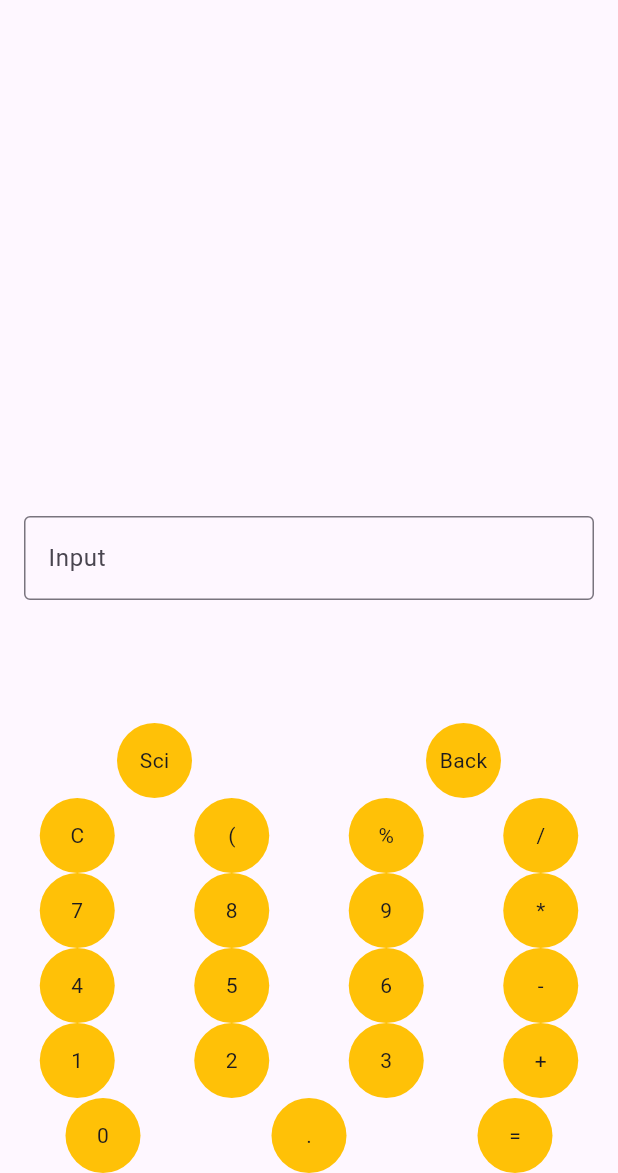
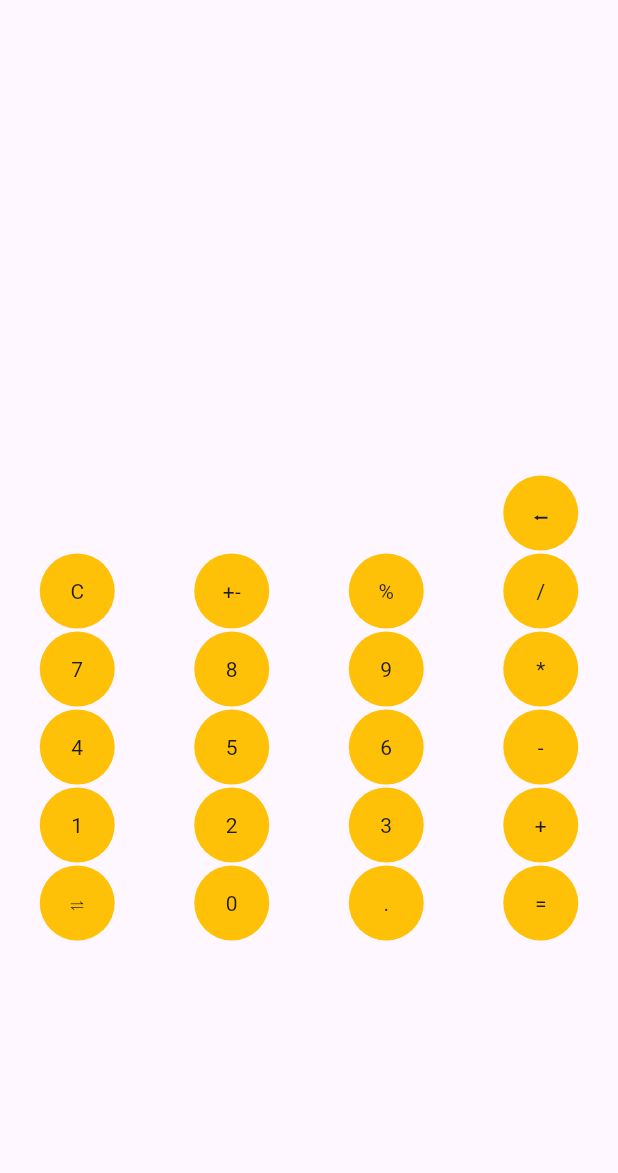
Before and after one commit to rutvik-tanti/calculator, a Flutter app: the screen it shows after launch, on a phone screen of 412 x 824 dp, the part 63-1236 px from its top. Run offline on Flutter 3.47's test engine with Material 3 defaults, Android fonts, the phone set to English and light mode, and no system bars; missing offline and left inert: dart:js_interop.

Commit message:
calculator evaluate update

```diff
--- a/lib/main.dart
+++ b/lib/main.dart
@@ -2,8 +2,17 @@ import 'dart:js_interop';
 
 import 'package:flutter/material.dart';
 
-@JS('getStringLength')
-external double getStringLength(String input);
+@JS('getAnswer')
+external double getAnswer(String input);
+
+const double size = 50;
+const double size2 = 35;
+const double pad = 2;
+bool isScientific = false;
+Widget s(double val) => SizedBox(
+      height: val,
+      width: val,
+    );
 
 void main() {
   runApp(const CalculatorApp());
@@ -26,22 +35,29 @@ class CalculatorScreen extends StatefulWidget {
   const CalculatorScreen({super.key});
 
   @override
-  _CalculatorScreenState createState() => _CalculatorScreenState();
+  CalculatorScreenState createState() => CalculatorScreenState();
 }
 
-class _CalculatorScreenState extends State<CalculatorScreen> {
+class CalculatorScreenState extends State<CalculatorScreen> {
   String input = "";
   String answer = "";
-  bool isScientific = false;
 
   void onButtonPressed(String value) {
     setState(() {
-      if (value == "C") {
+      if (value == 'x²') {
+        input += '^2';
+      } else if (value == 'xʸ') {
+        input += '^';
+      } else if (value == '⬅') {
+        input = input.substring(0, input.length - 1);
+      } else if (value == '+-') {
+        input += '-';
+      } else if (value == "C") {
         input = "";
         answer = "";
       } else if (value == "=") {
-        answer = calculateResult(input);
-      } else if (value == "Sci") {
+        answer = getAnswer(input).toString();
+      } else if (value == "⇌") {
         isScientific = !isScientific;
         input = ""; // Reset input when switching modes
         answer = "";
@@ -65,30 +81,42 @@ class _CalculatorScreenState extends State<CalculatorScreen> {
     return Scaffold(
       appBar: AppBar(title: const Text('Calculator')),
       body: Column(
-        mainAxisAlignment: MainAxisAlignment.end,
+        mainAxisAlignment: MainAxisAlignment.center,
         children: [
           Padding(
             padding: const EdgeInsets.all(16.0),
             child: TextField(
               controller: TextEditingController(text: input),
+              style: const TextStyle(fontSize: 24.0),
+              textAlign: TextAlign.right,
               decoration: const InputDecoration(
-                border: OutlineInputBorder(),
-                hintText: 'Input',
+                border: InputBorder.none,
               ),
             ),
           ),
           Padding(
             padding: const EdgeInsets.all(16.0),
+            child: Align(
+              alignment: Alignment.centerRight,
               child: Text(
                 answer,
                 style: const TextStyle(fontSize: 24),
               ),
             ),
+          ),
+          Column(
+            children: [
               Row(
                 mainAxisAlignment: MainAxisAlignment.spaceAround,
                 children: [
-              CalculatorButton(label: 'Sci', onPressed: () => onButtonPressed('Sci')),
-              CalculatorButton(label: 'Back', onPressed: () => onButtonPressed('Back')),
+                  s(isScientific ? size2 : size),
+                  s(isScientific ? size2 : size),
+                  s(isScientific ? size2 : size),
+                  if (isScientific) s(isScientific ? size2 : size),
+                  CalculatorButton(label: '⬅', onPressed: () => onButtonPressed('⬅')),
+                ],
+              ),
+              s(2),
             ],
           ),
           if (!isScientific) ...[
@@ -104,18 +132,11 @@ class _CalculatorScreenState extends State<CalculatorScreen> {
   Widget buildStandardCalculator() {
     return Column(
       children: [
-        buildNumberRow(['C', '(', '%', '/']),
+        buildNumberRow(['C', '+-', '%', '/']),
         buildNumberRow(['7', '8', '9', '*']),
         buildNumberRow(['4', '5', '6', '-']),
         buildNumberRow(['1', '2', '3', '+']),
-        Row(
-          mainAxisAlignment: MainAxisAlignment.spaceAround,
-          children: [
-            CalculatorButton(label: '0', onPressed: () => onButtonPressed('0')),
-            CalculatorButton(label: '.', onPressed: () => onButtonPressed('.')),
-            CalculatorButton(label: '=', onPressed: () => onButtonPressed('=')),
-          ],
-        ),
+        buildNumberRow(['⇌', '0', '.', '=']),
       ],
     );
   }
@@ -123,38 +144,47 @@ class _CalculatorScreenState extends State<CalculatorScreen> {
   Widget buildScientificCalculator() {
     return Column(
       children: [
-        buildNumberRow(['2nd', 'deg', 'sin', 'cos']),
-        buildNumberRow(['tan', 'x²', 'log', 'ln']),
-        buildNumberRow(['√', 'C', 'b', '/']),
-        buildNumberRow(['!', '1/x', 'π', '*']),
-        buildNumberRow(['e', '0', '.', '=']),
+        buildNumberRow(['2nd', 'sin', 'cos', 'tan', 'xʸ']),
+        buildNumberRow(['x²', 'log', 'in', '(', ')']),
+        buildNumberRow(['√', 'C', 'e', '%', '/']),
+        buildNumberRow(['!', '7', '8', '9', '*']),
+        buildNumberRow(['1/', '4', '5', '6', '-']),
+        buildNumberRow(['π', '1', '2', '3', '+']),
+        buildNumberRow(['⇌', '4', '0', '.', '=']),
       ],
     );
   }
 
-  Row buildNumberRow(List<String> labels) {
-    return Row(
+  Widget buildNumberRow(List<String> labels) {
+    return Padding(
+      padding: const EdgeInsets.only(bottom: pad),
+      child: Row(
         mainAxisAlignment: MainAxisAlignment.spaceAround,
         children: labels.map((label) {
           return CalculatorButton(label: label, onPressed: () => onButtonPressed(label));
         }).toList(),
+      ),
     );
   }
 }
 
 class CalculatorButton extends StatelessWidget {
   final String label;
-  final VoidCallback onPressed;
+  final void Function() onPressed;
 
-  const CalculatorButton({super.key, required this.label, required this.onPressed});
+  const CalculatorButton({
+    super.key,
+    required this.label,
+    required this.onPressed,
+  });
 
   @override
   Widget build(BuildContext context) {
     return InkWell(
       onTap: onPressed,
       child: Container(
-        height: 50,
-        width: 50,
+        height: isScientific ? size2 : size,
+        width: isScientific ? size2 : size,
         decoration: const BoxDecoration(
           shape: BoxShape.circle,
           color: Colors.amber,
```
Also changed, not shown: 2 other files. Lines whose indentation alone changed are shown as unchanged.
